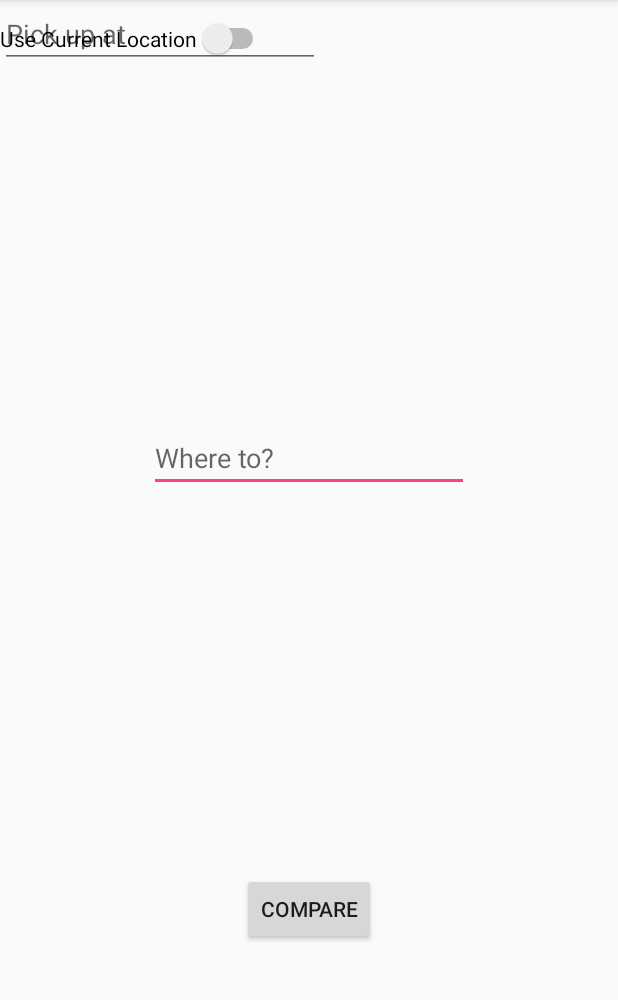
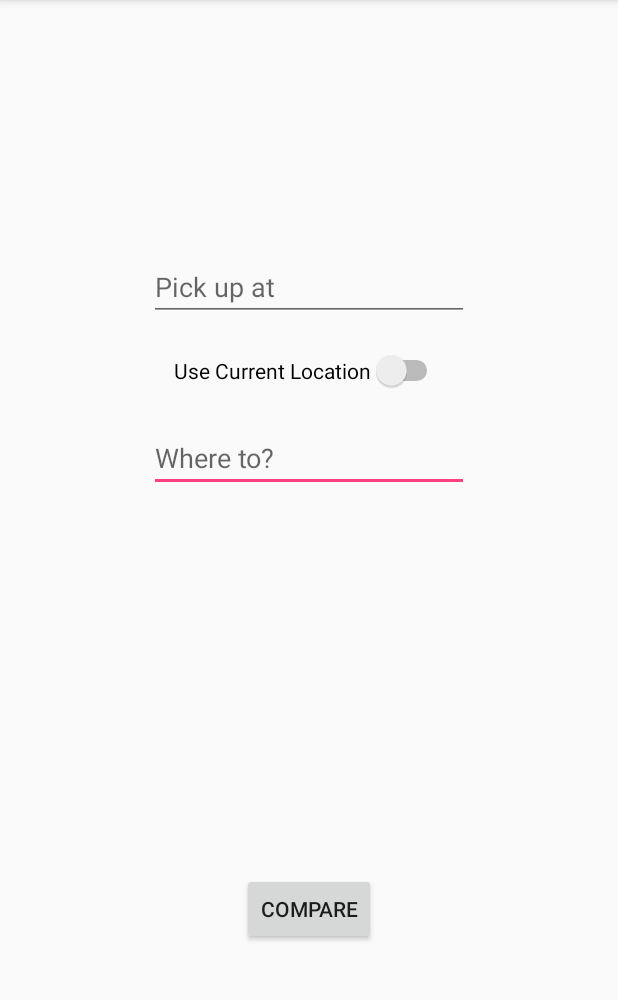
Before and after one commit to kleekich/Lyber, an Android app: the screen it shows after launch (MainActivity), after a tap on "COMPARE", on a phone screen of 412 x 824 dp, the part 84-1084 px from its top. Run offline under Robolectric (Android 15) with nearby library versions, the phone set to English and light mode, and no system bars.

Commit message:
Main Fragment added, Comparison Fragment added

```diff
--- a/app/src/main/java/com/example/lyber/MainActivity.java
+++ b/app/src/main/java/com/example/lyber/MainActivity.java
@@ -3,17 +3,13 @@ package com.example.lyber;
 import android.location.Address;
 import android.location.Geocoder;
 import android.os.Bundle;
+import android.support.v4.app.FragmentTransaction;
 import android.support.v7.app.AppCompatActivity;
-import android.util.Log;
-import android.view.View;
 import android.widget.Button;
 import android.widget.EditText;
-import android.widget.Toast;
-
-import java.io.IOException;
 
 
-public class MainActivity extends AppCompatActivity {
+public class MainActivity extends AppCompatActivity implements MainFragment.OnCompareListener{
     private static final String TAG = MainActivity.class.getSimpleName();
 
     //UI components
@@ -44,100 +40,18 @@ public class MainActivity extends AppCompatActivity {
         super.onCreate(savedInstanceState);
         setContentView(R.layout.activity_main);
 
-        btCompare = (Button) findViewById(R.id.btCompare);
-        etPickUpAt = (EditText) findViewById(R.id.etPickUpAt);
-        etWhereTo = (EditText) findViewById(R.id.etWhereTo);
 
-        gc= new Geocoder(this);
-
-        responseHandlerUber = new ResponseHandler() {
-            @Override
-            public void onSuccess(Object response) {
-                //Log.d(TAG, response.toString());
-                uberModel = (UberModel) response;
-
-                Log.d(TAG,uberModel.uberPrices.get(0).estimate);
-            }
-
-            @Override
-            public void onError(int responseCode, String message) {
-
-            }
-        };
-
-        responseHandlerLyft = new ResponseHandler() {
-            @Override
-            public void onSuccess(Object response) {
-
-            }
-
-            @Override
-            public void onError(int responseCode, String message) {
-
-            }
-        };
-
-
-        btCompare.setOnClickListener(new View.OnClickListener() {
-            @Override
-            public void onClick(View view) {
-                Log.d(TAG, "onClick");
-
-                String inputPickUpAt = etPickUpAt.getText().toString();
-                String inputWhereTo = etWhereTo.getText().toString();
-
-                if(gc.isPresent()){
-                    try{
-                        pickUpAddress = gc.getFromLocationName(inputPickUpAt,1).get(0);
-                        whereToAddress = gc.getFromLocationName(inputWhereTo,1).get(0);
-
-                        start_lat = pickUpAddress.getLatitude()+"";
-                        start_lon = pickUpAddress.getLongitude()+"";
-                        end_lat = whereToAddress.getLatitude()+"";
-                        end_lon = whereToAddress.getLongitude()+"";
-
-                        Log.d(TAG, "start_lat: " + start_lat);
-                        Log.d(TAG, "start_lon: " + start_lon);
-                        Log.d(TAG, "end_lat: " + end_lat);
-                        Log.d(TAG, "end_lon: " + end_lon);
-
-
-
-                    }catch(IOException ex) {
-                        Toast.makeText(getApplicationContext(), "Address not found. Please try again.",
-                                Toast.LENGTH_LONG).show();
-                    }
-
-
-
-                }else{
-                    Toast.makeText(getApplicationContext(), "Geocoder not found. Please Try Again. ",
-                            Toast.LENGTH_LONG).show();
-                }
-
-
-
-
-
-
-
-
-
-                RetrofitClient retrofitClientUber = new RetrofitClient("UBER");
-
-                uberApiService = new UberApiService(retrofitClientUber);
-                uberApiService.getUber(responseHandlerUber,true);
-
-                RetrofitClient retrofitClientLyft = new RetrofitClient("LYFT");
-                lyftApiService = new LyftApiService(retrofitClientLyft);
-                lyftApiService.getLyft(responseHandlerLyft, true);
-            }
-        });
+        FragmentTransaction ft = getSupportFragmentManager().beginTransaction();
+        ft.replace(R.id.placeHolder,new MainFragment());
+        ft.commit();
 
 
     }
 
 
+    @Override
+    public void getUberResults(UberModel uberModel) {
+        this.uberModel = uberModel;
 
-
+    }
 }
--- /dev/null
+++ b/app/src/main/java/com/example/lyber/MainFragment.java
@@ -0,0 +1,167 @@
+package com.example.lyber;
+
+import android.content.Context;
+import android.location.Address;
+import android.location.Geocoder;
+import android.os.Bundle;
+import android.support.annotation.Nullable;
+import android.support.v4.app.Fragment;
+import android.util.Log;
+import android.view.LayoutInflater;
+import android.view.View;
+import android.view.ViewGroup;
+import android.widget.Button;
+import android.widget.EditText;
+import android.widget.Toast;
+
+import java.io.IOException;
+import java.util.ArrayList;
+import java.util.List;
+
+/**
+ * Created by kangsik_kevin_lee on 9/2/17.
+ */
+
+public class MainFragment extends Fragment implements ResponseHandler<UberModel> {
+    private static final String  TAG = MainFragment.class.getSimpleName();
+
+    //UI components
+    Button btCompare;
+    EditText etPickUpAt;
+    EditText etWhereTo;
+
+    Geocoder gc;
+    Address pickUpAddress;
+    Address whereToAddress;
+    String start_lat;
+    String start_lon;
+    String end_lat;
+    String end_lon;
+
+
+    UberApiService uberApiService;
+    LyftApiService lyftApiService;
+    UberModel uberModel;
+
+    OnCompareListener mOnCompareListener;
+
+
+    public interface OnCompareListener {
+        public void getUberResults(UberModel uberModel);
+    }
+
+    @Nullable
+    @Override
+    public View onCreateView(LayoutInflater inflater, @Nullable ViewGroup container, @Nullable Bundle savedInstanceState) {
+        View view = inflater.inflate(R.layout.fragment_main, container, false);
+        return view;
+    }
+
+    @Override
+    public void onViewCreated(View view, @Nullable Bundle savedInstanceState) {
+        super.onViewCreated(view, savedInstanceState);
+
+
+        btCompare = (Button) view.findViewById(R.id.btCompare);
+        etPickUpAt = (EditText) view.findViewById(R.id.etPickUpAt);
+        etWhereTo = (EditText) view.findViewById(R.id.etWhereTo);
+
+        gc= new Geocoder(getContext());
+
+
+
+        btCompare.setOnClickListener(new View.OnClickListener() {
+            @Override
+            public void onClick(View view) {
+                Log.d(TAG, "onClick");
+                action();
+            }
+        });
+
+
+
+
+    }
+
+    @Override
+    public void onAttach(Context context) {
+        super.onAttach(context);
+
+        if(context instanceof OnCompareListener){
+            mOnCompareListener = (OnCompareListener) context;
+        }else{
+            throw new ClassCastException(context.toString()+ " must implement OnCompareListener");
+        }
+    }
+
+    private void action() {
+        String inputPickUpAt = etPickUpAt.getText().toString();
+        String inputWhereTo = etWhereTo.getText().toString();
+        List<Address> gcResults = null;
+
+        if(gc.isPresent()){
+            try{
+
+
+                List<Address> list = new ArrayList<Address>();
+
+                list.add(gc.getFromLocationName("1600 Amphitheatre Parkway, Mountain View, CA", 1).get(0));
+                list.add(gc.getFromLocationName("1600 Amphitheatre Parkway, Mountain View, CA", 1).get(0));
+
+                etPickUpAt.setText(list.get(0).getAddressLine(0) + " " + list.get(0).getAddressLine(1));
+                etWhereTo.setText(list.get(1).getAddressLine(0)+" "+list.get(1).getAddressLine(1));
+
+
+                start_lat = pickUpAddress.getLatitude()+"";
+                start_lon = pickUpAddress.getLongitude()+"";
+                end_lat = whereToAddress.getLatitude()+"";
+                end_lon = whereToAddress.getLongitude()+"";
+
+                Log.d(TAG, "start_lat: " + start_lat);
+                Log.d(TAG, "start_lon: " + start_lon);
+                Log.d(TAG, "end_lat: " + end_lat);
+                Log.d(TAG, "end_lon: " + end_lon);
+
+
+
+            }catch(IOException ex) {
+                Toast.makeText(getContext(), "Address not found. Please try again.",
+                        Toast.LENGTH_LONG).show();
+            }
+
+
+
+        }else{
+            Toast.makeText(getContext(), "Geocoder not found. Please Try Again. ",
+                    Toast.LENGTH_LONG).show();
+        }
+
+
+
+
+
+
+
+
+
+        RetrofitClient retrofitClientUber = new RetrofitClient("UBER");
+
+        uberApiService = new UberApiService(retrofitClientUber);
+        uberApiService.getUber(this,true);
+//
+//        RetrofitClient retrofitClientLyft = new RetrofitClient("LYFT");
+//        lyftApiService = new LyftApiService(retrofitClientLyft);
+//        lyftApiService.getLyft(responseHandlerLyft, true);
+    }
+
+    @Override
+    public void onSuccess(UberModel response) {
+        mOnCompareListener.getUberResults(response);
+        Log.d(TAG,uberModel.uberPrices.get(0).estimate);
+    }
+
+    @Override
+    public void onError(int responseCode, String message) {
+
+    }
+}
--- a/app/src/main/res/layout/activity_main.xml
+++ b/app/src/main/res/layout/activity_main.xml
@@ -5,62 +5,10 @@
     android:layout_width="match_parent"
     android:layout_height="match_parent"
     tools:context="com.example.lyber.MainActivity">
+    <FrameLayout
+        android:id="@+id/placeHolder"
+        android:layout_width="match_parent"
+        android:layout_height="match_parent">
 
-    <Button
-        android:id="@+id/btCompare"
-        android:layout_width="wrap_content"
-        android:layout_height="wrap_content"
-        android:text="Compare"
-        tools:layout_editor_absoluteX="147dp"
-        tools:layout_editor_absoluteY="197dp"
-        android:layout_alignParentBottom="true"
-        android:layout_centerHorizontal="true"
-        android:layout_marginBottom="138dp" />
-
-    <TextView
-        android:id="@+id/tvUberEstimate"
-        android:layout_width="wrap_content"
-        android:layout_height="wrap_content"
-        android:layout_alignEnd="@+id/tvLyftEstimate"
-        android:layout_alignRight="@+id/tvLyftEstimate"
-        android:layout_centerVertical="true"
-        tools:layout_editor_absoluteX="164dp"
-        tools:layout_editor_absoluteY="283dp" />
-
-    <EditText
-        android:id="@+id/etWhereTo"
-        android:layout_width="wrap_content"
-        android:layout_height="wrap_content"
-        android:layout_above="@+id/tvUberEstimate"
-        android:layout_centerHorizontal="true"
-        android:layout_marginBottom="46dp"
-        android:ems="10"
-        android:inputType="textPostalAddress"
-        android:text="@string/where_to"
-        android:hint="Where to?"
-        />
-
-    <EditText
-        android:id="@+id/etPickUpAt"
-        android:layout_width="wrap_content"
-        android:layout_height="wrap_content"
-        android:layout_marginBottom="27dp"
-        android:ems="10"
-        android:inputType="textPostalAddress"
-        android:text="@string/pick_up_at"
-        android:hint="Pick up at"
-        android:layout_above="@+id/editText"
-        android:layout_alignLeft="@+id/editText"
-        android:layout_alignStart="@+id/editText" />
-
-    <Switch
-        android:id="@+id/switch1"
-        android:layout_width="wrap_content"
-        android:layout_height="wrap_content"
-        android:text="Use Current Location"
-        android:layout_below="@+id/editText"
-        android:layout_alignRight="@+id/editText"
-        android:layout_alignEnd="@+id/editText"
-        android:layout_marginTop="12dp" />
-
+    </FrameLayout>
 </RelativeLayout>
--- /dev/null
+++ b/app/src/main/res/layout/fragment_main.xml
@@ -0,0 +1,65 @@
+<?xml version="1.0" encoding="utf-8"?>
+<RelativeLayout xmlns:android="http://schemas.android.com/apk/res/android"
+    xmlns:app="http://schemas.android.com/apk/res-auto"
+    xmlns:tools="http://schemas.android.com/tools"
+    android:layout_width="match_parent"
+    android:layout_height="match_parent"
+    tools:context="com.example.lyber.MainActivity">
+
+    <Button
+        android:id="@+id/btCompare"
+        android:layout_width="wrap_content"
+        android:layout_height="wrap_content"
+        android:text="Compare"
+        tools:layout_editor_absoluteX="147dp"
+        tools:layout_editor_absoluteY="197dp"
+        android:layout_alignParentBottom="true"
+        android:layout_centerHorizontal="true"
+        android:layout_marginBottom="138dp" />
+
+    <TextView
+        android:id="@+id/tvUberEstimate"
+        android:layout_width="wrap_content"
+        android:layout_height="wrap_content"
+        android:layout_alignEnd="@+id/tvLyftEstimate"
+        android:layout_alignRight="@+id/tvLyftEstimate"
+        android:layout_centerVertical="true"
+        tools:layout_editor_absoluteX="164dp"
+        tools:layout_editor_absoluteY="283dp" />
+
+    <EditText
+        android:id="@+id/etWhereTo"
+        android:layout_width="wrap_content"
+        android:layout_height="wrap_content"
+        android:layout_above="@+id/tvUberEstimate"
+        android:layout_centerHorizontal="true"
+        android:layout_marginBottom="46dp"
+        android:ems="10"
+        android:inputType="textPostalAddress"
+        android:text="@string/where_to"
+        android:hint="Where to?"
+        />
+
+    <EditText
+        android:id="@+id/etPickUpAt"
+        android:layout_width="wrap_content"
+        android:layout_height="wrap_content"
+        android:layout_marginBottom="19dp"
+        android:ems="10"
+        android:inputType="textPostalAddress"
+        android:text="@string/pick_up_at"
+        android:hint="Pick up at"
+        android:layout_above="@+id/switch1"
+        android:layout_alignLeft="@+id/etWhereTo"
+        android:layout_alignStart="@+id/etWhereTo" />
+
+    <Switch
+        android:id="@+id/switch1"
+        android:layout_width="wrap_content"
+        android:layout_height="wrap_content"
+        android:text="Use Current Location"
+        android:layout_above="@+id/etWhereTo"
+        android:layout_centerHorizontal="true"
+        android:layout_marginBottom="22dp" />
+
+</RelativeLayout>
```
Also changed, not shown: app/src/main/java/com/example/lyber/ComparisonFragment.java (added, +27 -0 lines), app/src/main/java/com/example/lyber/UberModel.java (+32 -1 lines), app/src/main/java/com/example/lyber/UberPriceItem.java (+32 -1 lines), app/src/main/res/layout/fragment_comparison.xml (added, +32 -0 lines).
